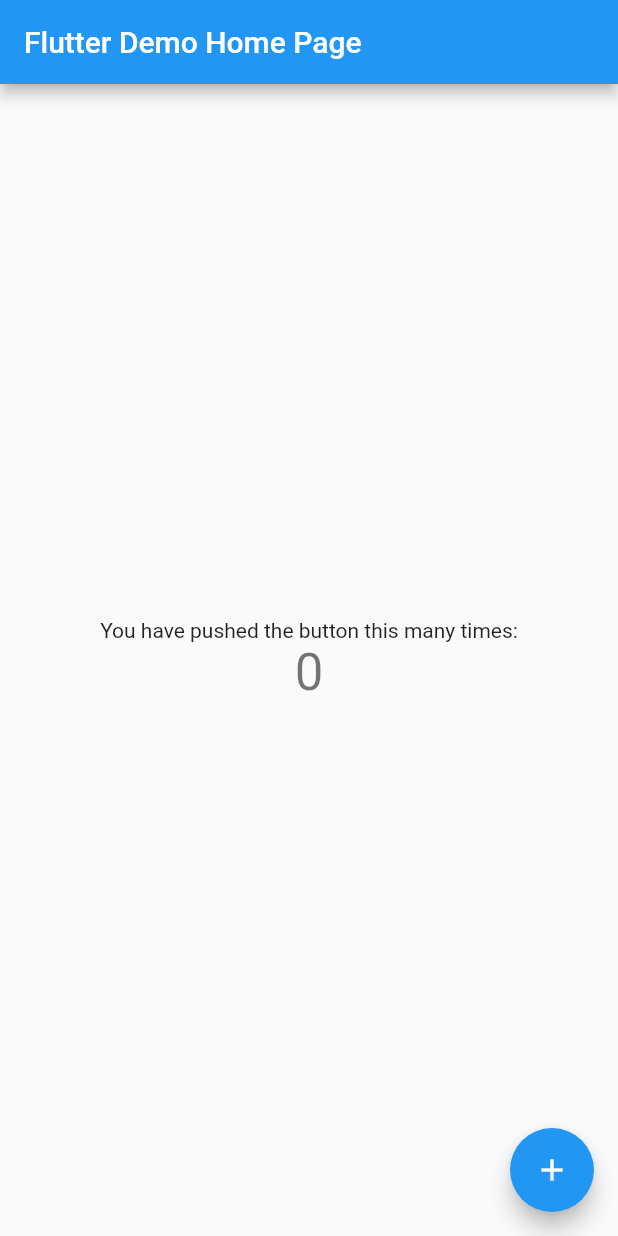
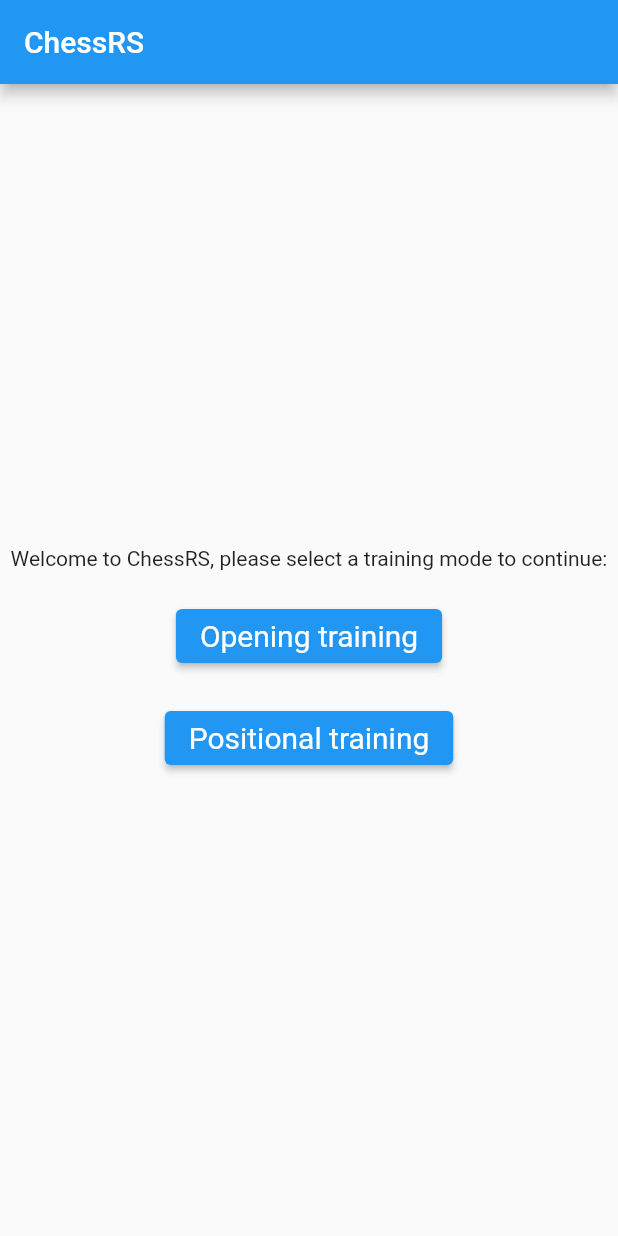
Before and after one commit to catchouli/srs_chess, a Flutter app: the screen it shows after launch, on a phone screen of 412 x 824 dp. Run offline on Flutter 3.47's test engine with Material 2 defaults, Android fonts, the phone set to English and light mode, and no system bars; our stand-ins replace sqflite; accounts and stored records are empty.

Commit message:
added some more stuff as I slowly figure out how to use flutter/dart..

```diff
--- a/lib/main.dart
+++ b/lib/main.dart
@@ -1,4 +1,11 @@
 import 'package:flutter/material.dart';
+import 'package:flutter/widgets.dart';
+import 'package:path/path.dart';
+
+import 'main_menu.dart';
+
+/// The application name.
+const String _applicationName = 'ChessRS';
 
 /// Main entry point.
 void main() {
@@ -13,105 +20,15 @@
     @override
     Widget build(BuildContext context) {
         return MaterialApp(
-                title: 'Flutter Demo',
+            title: _applicationName,
             theme: ThemeData(
-                    // This is the theme of your application.
-                    //
-                    // Try running your application with "flutter run". You'll see the
-                    // application has a blue toolbar. Then, without quitting the app, try
-                    // changing the primarySwatch below to Colors.green and then invoke
-                    // "hot reload" (press "r" in the console where you ran "flutter run",
-                    // or simply save your changes to "hot reload" in a Flutter IDE).
-                    // Notice that the counter didn't reset back to zero; the application
-                    // is not restarted.
-                    primarySwatch: Colors.blue,
+                brightness: Brightness.light,
             ),
-                home: const MyHomePage(title: 'Flutter Demo Home Page'),
+            darkTheme: ThemeData(
+                brightness: Brightness.dark,
+            ),
+            themeMode: ThemeMode.system,
+            home: const MainMenu(title: _applicationName),
         );
     }
 }
-
-class MyHomePage extends StatefulWidget {
-    const MyHomePage({super.key, required this.title});
-
-    // This widget is the home page of your application. It is stateful, meaning
-    // that it has a State object (defined below) that contains fields that affect
-    // how it looks.
-
-    // This class is the configuration for the state. It holds the values (in this
-    // case the title) provided by the parent (in this case the App widget) and
-    // used by the build method of the State. Fields in a Widget subclass are
-    // always marked "final".
-
-    final String title;
-
-    @override
-    State<MyHomePage> createState() => _MyHomePageState();
-}
-
-class _MyHomePageState extends State<MyHomePage> {
-    int _counter = 0;
-
-    void _incrementCounter() {
-        setState(() {
-            // This call to setState tells the Flutter framework that something has
-            // changed in this State, which causes it to rerun the build method below
-            // so that the display can reflect the updated values. If we changed
-            // _counter without calling setState(), then the build method would not be
-            // called again, and so nothing would appear to happen.
-            _counter++;
-        });
-    }
-
-    @override
-        Widget build(BuildContext context) {
-            // This method is rerun every time setState is called, for instance as done
-            // by the _incrementCounter method above.
-            //
-            // The Flutter framework has been optimized to make rerunning build methods
-            // fast, so that you can just rebuild anything that needs updating rather
-            // than having to individually change instances of widgets.
-            return Scaffold(
-                appBar: AppBar(
-                    // Here we take the value from the MyHomePage object that was created by
-                    // the App.build method, and use it to set our appbar title.
-                    title: Text(widget.title),
-                ),
-                body: Center(
-                    // Center is a layout widget. It takes a single child and positions it
-                    // in the middle of the parent.
-                    child: Column(
-                        // Column is also a layout widget. It takes a list of children and
-                        // arranges them vertically. By default, it sizes itself to fit its
-                        // children horizontally, and tries to be as tall as its parent.
-                        //
-                        // Invoke "debug painting" (press "p" in the console, choose the
-                        // "Toggle Debug Paint" action from the Flutter Inspector in Android
-                        // Studio, or the "Toggle Debug Paint" command in Visual Studio Code)
-                        // to see the wireframe for each widget.
-                        //
-                        // Column has various properties to control how it sizes itself and
-                        // how it positions its children. Here we use mainAxisAlignment to
-                        // center the children vertically; the main axis here is the vertical
-                        // axis because Columns are vertical (the cross axis would be
-                        // horizontal).
-                        mainAxisAlignment: MainAxisAlignment.center,
-                        children: <Widget>[
-                            const Text(
-                                'You have pushed the button this many times:',
-                            ),
-                            Text(
-                                '$_counter',
-                                style: Theme.of(context).textTheme.headlineMedium,
-                            ),
-                        ],
-                    ),
-                ),
-                floatingActionButton: FloatingActionButton(
-                    onPressed: _incrementCounter,
-                    tooltip: 'Increment',
-                    child: const Icon(Icons.add),
-                ), // This trailing comma makes auto-formatting nicer for build methods.
-            );
-        }
-}
--- /dev/null
+++ b/lib/main_menu.dart
@@ -0,0 +1,64 @@
+import 'package:flutter/widgets.dart';
+import 'package:flutter/material.dart';
+
+import 'opening_trainer.dart';
+import 'positional_trainer.dart';
+
+/// Our main menu widget.
+class MainMenu extends StatefulWidget {
+    const MainMenu({super.key, required this.title});
+
+    /// The title of this screen.
+    final String title;
+
+    /// Creates the widget state.
+    @override
+    State<MainMenu> createState() => _MainMenuState();
+}
+
+/// Our main menu widget state.
+class _MainMenuState extends State<MainMenu> {
+    /// Builds the widget.
+    @override
+    Widget build(BuildContext context) {
+        final ButtonStyle buttonStyle = ElevatedButton.styleFrom(
+            textStyle: const TextStyle(fontSize: 20));
+
+        return Scaffold(
+            appBar: AppBar(
+                title: Text(widget.title),
+            ),
+            body: Center(
+                /// The main menu.
+                child: Column(
+                    mainAxisAlignment: MainAxisAlignment.center,
+                    children: <Widget>[
+                        Text('Welcome to ChessRS, please select a training mode to continue:'),
+
+                        // Openings menu option.
+                        SizedBox(height: 20),
+                        ElevatedButton(
+                            style: buttonStyle,
+                            onPressed: () {
+                                Navigator.push(context,
+                                    MaterialPageRoute(builder: (context) => const OpeningTrainerRoute()));
+                            },
+                            child: const Text('Opening training'),
+                        ),
+
+                        // Positions menu option.
+                        SizedBox(height: 20),
+                        ElevatedButton(
+                            style: buttonStyle,
+                            onPressed: () {
+                                Navigator.push(context,
+                                    MaterialPageRoute(builder: (context) => const PositionalTrainerRoute()));
+                            },
+                            child: const Text('Positional training'),
+                        ),
+                    ],
+                ),
+            ),
+        );
+    }
+}
--- /dev/null
+++ b/lib/opening_trainer.dart
@@ -0,0 +1,23 @@
+import 'dart:developer' as developer;
+import 'dart:io';
+import 'package:flutter/widgets.dart';
+import 'package:flutter/material.dart';
+
+import 'database.dart';
+
+/// The Opening Trainer widget.
+class OpeningTrainerRoute extends StatelessWidget {
+    const OpeningTrainerRoute({super.key});
+
+    /// The build function for this route.
+    @override
+    Widget build(BuildContext context) {
+        stdout.writeln('Building opening trainer widget');
+        return Scaffold(
+            appBar: AppBar(title: Text('Opening Trainer')),
+            body: Center(
+                child: Text('The opening trainer'),
+            ),
+        );
+    }
+}
--- /dev/null
+++ b/lib/positional_trainer.dart
@@ -0,0 +1,18 @@
+import 'package:flutter/widgets.dart';
+import 'package:flutter/material.dart';
+
+/// The Positional Trainer widget.
+class PositionalTrainerRoute extends StatelessWidget {
+    const PositionalTrainerRoute({super.key});
+
+    /// The build function for this route.
+    @override
+    Widget build(BuildContext context) {
+        return Scaffold(
+            appBar: AppBar(title: Text('Positional Trainer')),
+            body: Center(
+                child: Text('The positional trainer'),
+            ),
+        );
+    }
+}
--- a/pubspec.yaml
+++ b/pubspec.yaml
@@ -37,6 +37,8 @@
   cupertino_icons: ^1.0.2
   chess: ^0.8.0
   chess_vectors_flutter: ^1.0.18
+  sqflite: ^2.2.6
+  path_provider: ^2.0.14
 
 dev_dependencies:
   flutter_test:
```
Also changed, not shown: lib/database.dart (added, +40 -0 lines), lib/models.dart (added, +10 -0 lines), pubspec.lock, 1 other file. Lines whose indentation alone changed are shown as unchanged.
